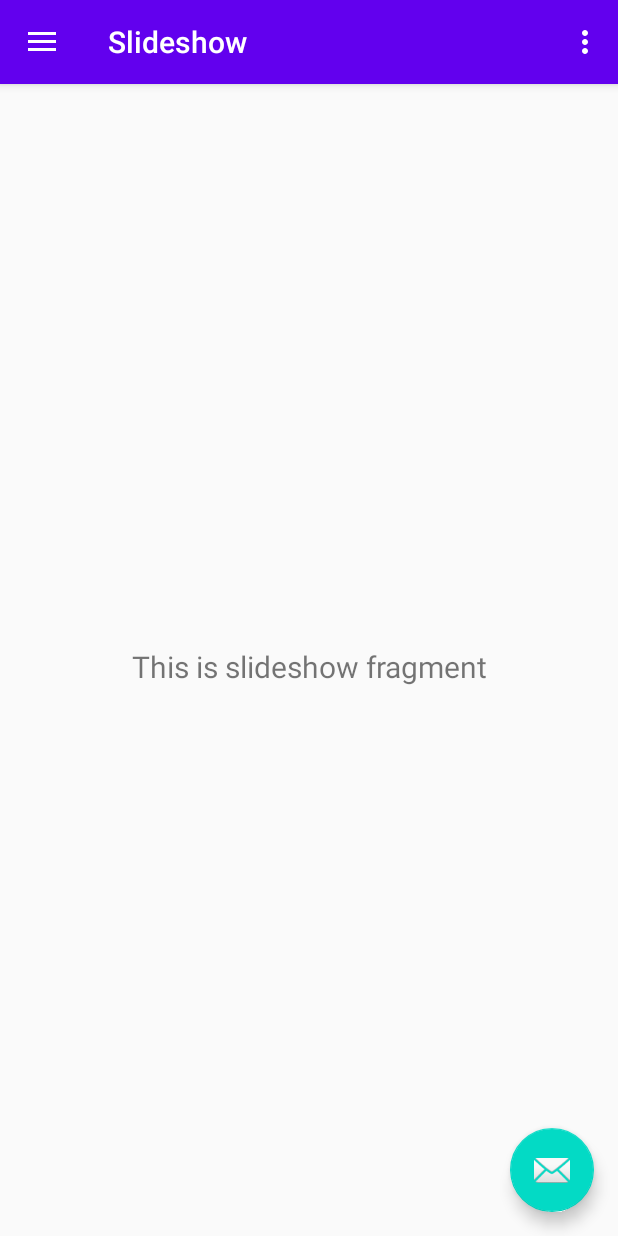
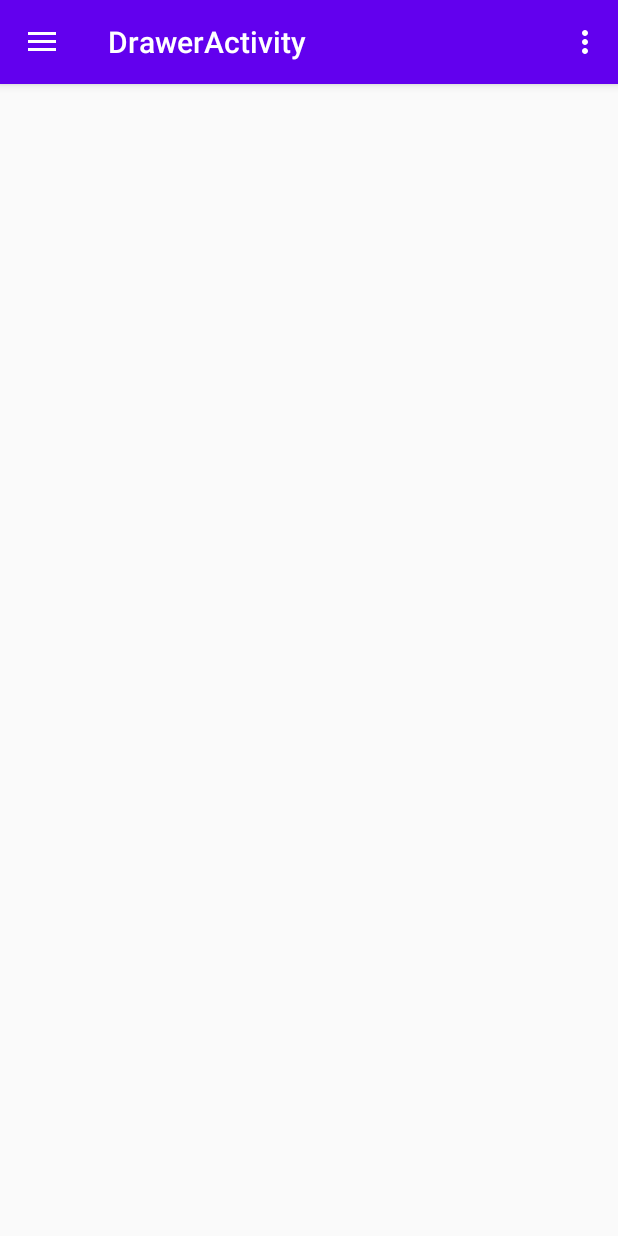
Before and after one commit to DeaconescuLucian/proiectAndroid, an Android app: the DrawerActivity screen opened directly, with no data from a screen before it, in the side drawer, after a tap on "Slideshow", on a phone screen of 412 x 824 dp. Run offline under Robolectric (Android 15) with nearby library versions, the phone set to English and light mode, and no system bars; our stand-ins replace navigation-ui.

Commit message:
hai noroc

```diff
--- a/app/src/main/AndroidManifest.xml
+++ b/app/src/main/AndroidManifest.xml
@@ -13,7 +13,6 @@
             android:name=".DrawerActivity"
             android:label="@string/title_activity_drawer"
             android:theme="@style/AppTheme.NoActionBar"></activity>
-        <activity android:name=".StartActivity" />
         <activity android:name=".AdaugareTimpiAsteptare" />
         <activity android:name=".Adaugare_legaturi_schimbari" />
         <activity android:name=".AdaugareStatie" />
--- a/app/src/main/java/com/example/proiectandroid/DrawerActivity.java
+++ b/app/src/main/java/com/example/proiectandroid/DrawerActivity.java
@@ -1,13 +1,20 @@
 package com.example.proiectandroid;
 
 import android.os.Bundle;
+import android.view.MenuItem;
 import android.view.View;
 import android.view.Menu;
+import android.widget.Toast;
 
 import com.google.android.material.floatingactionbutton.FloatingActionButton;
 import com.google.android.material.snackbar.Snackbar;
 import com.google.android.material.navigation.NavigationView;
 
+import androidx.annotation.NonNull;
+import androidx.appcompat.app.ActionBarDrawerToggle;
+import androidx.core.view.GravityCompat;
+import androidx.fragment.app.Fragment;
+import androidx.fragment.app.FragmentTransaction;
 import androidx.navigation.NavController;
 import androidx.navigation.Navigation;
 import androidx.navigation.ui.AppBarConfiguration;
@@ -16,35 +23,15 @@ import androidx.drawerlayout.widget.DrawerLayout;
 import androidx.appcompat.app.AppCompatActivity;
 import androidx.appcompat.widget.Toolbar;
 
-public class DrawerActivity extends AppCompatActivity {
+public class DrawerActivity extends AppCompatActivity implements NavigationView.OnNavigationItemSelectedListener{
 
-    private AppBarConfiguration mAppBarConfiguration;
+    DrawerLayout drawerLayout;
 
     @Override
     protected void onCreate(Bundle savedInstanceState) {
         super.onCreate(savedInstanceState);
         setContentView(R.layout.activity_drawer);
-        Toolbar toolbar = findViewById(R.id.toolbar);
-        setSupportActionBar(toolbar);
-        FloatingActionButton fab = findViewById(R.id.fab);
-        fab.setOnClickListener(new View.OnClickListener() {
-            @Override
-            public void onClick(View view) {
-                Snackbar.make(view, "Replace with your own action", Snackbar.LENGTH_LONG)
-                        .setAction("Action", null).show();
-            }
-        });
-        DrawerLayout drawer = findViewById(R.id.drawer_layout);
-        NavigationView navigationView = findViewById(R.id.nav_view);
-        // Passing each menu ID as a set of Ids because each
-        // menu should be considered as top level destinations.
-        mAppBarConfiguration = new AppBarConfiguration.Builder(
-                R.id.nav_home, R.id.nav_gallery, R.id.nav_slideshow)
-                .setDrawerLayout(drawer)
-                .build();
-        NavController navController = Navigation.findNavController(this, R.id.nav_host_fragment);
-        NavigationUI.setupActionBarWithNavController(this, navController, mAppBarConfiguration);
-        NavigationUI.setupWithNavController(navigationView, navController);
+        configNavigation();
     }
 
     @Override
@@ -54,10 +41,51 @@ public class DrawerActivity extends AppCompatActivity {
         return true;
     }
 
+    private void configNavigation()
+    {
+        //initializare toolbar
+        Toolbar toolbar=findViewById(R.id.toolbar);
+        setSupportActionBar(toolbar);
+
+        drawerLayout=findViewById(R.id.drawer_layout);
+        //legare meniu cu toolbar
+        ActionBarDrawerToggle actionBar=new ActionBarDrawerToggle(this,drawerLayout,toolbar,R.string.navigation_drawer_open,R.string.navigation_drawer_close) ;
+
+        drawerLayout.addDrawerListener(actionBar);
+
+        NavigationView navigationView=findViewById(R.id.nav_view);
+        navigationView.setNavigationItemSelectedListener(this);
+
+        //sincronizeaza drawer
+        actionBar.syncState();
+
+    }
+    private void changeFragment(Fragment fragment)
+    {
+        FragmentTransaction fragmentTransaction=getSupportFragmentManager().beginTransaction();
+        fragmentTransaction.replace(R.id.nav_host_fragment_container,fragment);
+        fragmentTransaction.commit();
+    }
+
     @Override
-    public boolean onSupportNavigateUp() {
-        NavController navController = Navigation.findNavController(this, R.id.nav_host_fragment);
-        return NavigationUI.navigateUp(navController, mAppBarConfiguration)
-                || super.onSupportNavigateUp();
+    public boolean onNavigationItemSelected(@NonNull MenuItem menuItem) {
+        switch (menuItem.getItemId()) {
+            case R.id.nav_home: {
+                //changeFragment((new HomeFragment()));
+                Toast.makeText(this, "home pressed", Toast.LENGTH_LONG).show();
+                break;
+            }
+            case R.id.nav_gallery: {
+                Toast.makeText(this, "gallery pressed", Toast.LENGTH_LONG).show();
+                break;
+            }
+            case R.id.nav_slideshow: {
+                Toast.makeText(this, "slideshow pressed", Toast.LENGTH_LONG).show();
+                break;
+            }
+
+        }
+        drawerLayout.closeDrawer(GravityCompat.START);
+        return true;
     }
 }
--- a/app/src/main/java/com/example/proiectandroid/ui/home/HomeFragment.java
+++ /dev/null
@@ -1,35 +0,0 @@
-package com.example.proiectandroid.ui.home;
-
-import android.os.Bundle;
-import android.view.LayoutInflater;
-import android.view.View;
-import android.view.ViewGroup;
-import android.widget.TextView;
-
-import androidx.annotation.NonNull;
-import androidx.annotation.Nullable;
-import androidx.fragment.app.Fragment;
-import androidx.lifecycle.Observer;
-import androidx.lifecycle.ViewModelProvider;
-
-import com.example.proiectandroid.R;
-
-public class HomeFragment extends Fragment {
-
-    private HomeViewModel homeViewModel;
-
-    public View onCreateView(@NonNull LayoutInflater inflater,
-                             ViewGroup container, Bundle savedInstanceState) {
-        homeViewModel =
-                new ViewModelProvider(this).get(HomeViewModel.class);
-        View root = inflater.inflate(R.layout.fragment_home, container, false);
-        final TextView textView = root.findViewById(R.id.text_home);
-        homeViewModel.getText().observe(getViewLifecycleOwner(), new Observer<String>() {
-            @Override
-            public void onChanged(@Nullable String s) {
-                textView.setText(s);
-            }
-        });
-        return root;
-    }
-}
--- a/app/src/main/java/com/example/proiectandroid/ui/home/HomeViewModel.java
+++ /dev/null
@@ -1,19 +0,0 @@
-package com.example.proiectandroid.ui.home;
-
-import androidx.lifecycle.LiveData;
-import androidx.lifecycle.MutableLiveData;
-import androidx.lifecycle.ViewModel;
-
-public class HomeViewModel extends ViewModel {
-
-    private MutableLiveData<String> mText;
-
-    public HomeViewModel() {
-        mText = new MutableLiveData<>();
-        mText.setValue("This is home fragment");
-    }
-
-    public LiveData<String> getText() {
-        return mText;
-    }
-}
--- a/app/src/main/java/com/example/proiectandroid/ui/slideshow/SlideshowFragment.java
+++ /dev/null
@@ -1,35 +0,0 @@
-package com.example.proiectandroid.ui.slideshow;
-
-import android.os.Bundle;
-import android.view.LayoutInflater;
-import android.view.View;
-import android.view.ViewGroup;
-import android.widget.TextView;
-
-import androidx.annotation.NonNull;
-import androidx.annotation.Nullable;
-import androidx.fragment.app.Fragment;
-import androidx.lifecycle.Observer;
-import androidx.lifecycle.ViewModelProvider;
-
-import com.example.proiectandroid.R;
-
-public class SlideshowFragment extends Fragment {
-
-    private SlideshowViewModel slideshowViewModel;
-
-    public View onCreateView(@NonNull LayoutInflater inflater,
-                             ViewGroup container, Bundle savedInstanceState) {
-        slideshowViewModel =
-                new ViewModelProvider(this).get(SlideshowViewModel.class);
-        View root = inflater.inflate(R.layout.fragment_slideshow, container, false);
-        final TextView textView = root.findViewById(R.id.text_slideshow);
-        slideshowViewModel.getText().observe(getViewLifecycleOwner(), new Observer<String>() {
-            @Override
-            public void onChanged(@Nullable String s) {
-                textView.setText(s);
-            }
-        });
-        return root;
-    }
-}
--- a/app/src/main/java/com/example/proiectandroid/ui/slideshow/SlideshowViewModel.java
+++ /dev/null
@@ -1,19 +0,0 @@
-package com.example.proiectandroid.ui.slideshow;
-
-import androidx.lifecycle.LiveData;
-import androidx.lifecycle.MutableLiveData;
-import androidx.lifecycle.ViewModel;
-
-public class SlideshowViewModel extends ViewModel {
-
-    private MutableLiveData<String> mText;
-
-    public SlideshowViewModel() {
-        mText = new MutableLiveData<>();
-        mText.setValue("This is slideshow fragment");
-    }
-
-    public LiveData<String> getText() {
-        return mText;
-    }
-}
--- a/app/src/main/res/layout/app_bar_main.xml
+++ b/app/src/main/res/layout/app_bar_main.xml
@@ -22,12 +22,6 @@
 
     <include layout="@layout/content_main" />
 
-    <com.google.android.material.floatingactionbutton.FloatingActionButton
-        android:id="@+id/fab"
-        android:layout_width="wrap_content"
-        android:layout_height="wrap_content"
-        android:layout_gravity="bottom|end"
-        android:layout_margin="@dimen/fab_margin"
-        app:srcCompat="@android:drawable/ic_dialog_email" />
+
 
 </androidx.coordinatorlayout.widget.CoordinatorLayout>
--- a/app/src/main/res/layout/content_main.xml
+++ b/app/src/main/res/layout/content_main.xml
@@ -7,14 +7,5 @@
     app:layout_behavior="@string/appbar_scrolling_view_behavior"
     tools:showIn="@layout/app_bar_main">
 
-    <fragment
-        android:id="@+id/nav_host_fragment"
-        android:name="androidx.navigation.fragment.NavHostFragment"
-        android:layout_width="match_parent"
-        android:layout_height="match_parent"
-        app:defaultNavHost="true"
-        app:layout_constraintLeft_toLeftOf="parent"
-        app:layout_constraintRight_toRightOf="parent"
-        app:layout_constraintTop_toTopOf="parent"
-        app:navGraph="@navigation/mobile_navigation" />
+
 </androidx.constraintlayout.widget.ConstraintLayout>
--- a/app/src/main/res/layout/fragment_slideshow.xml
+++ /dev/null
@@ -1,22 +0,0 @@
-<?xml version="1.0" encoding="utf-8"?>
-<androidx.constraintlayout.widget.ConstraintLayout xmlns:android="http://schemas.android.com/apk/res/android"
-    xmlns:app="http://schemas.android.com/apk/res-auto"
-    xmlns:tools="http://schemas.android.com/tools"
-    android:layout_width="match_parent"
-    android:layout_height="match_parent"
-    tools:context=".ui.slideshow.SlideshowFragment">
-
-    <TextView
-        android:id="@+id/text_slideshow"
-        android:layout_width="match_parent"
-        android:layout_height="wrap_content"
-        android:layout_marginStart="8dp"
-        android:layout_marginTop="8dp"
-        android:layout_marginEnd="8dp"
-        android:textAlignment="center"
-        android:textSize="20sp"
-        app:layout_constraintBottom_toBottomOf="parent"
-        app:layout_constraintEnd_toEndOf="parent"
-        app:layout_constraintStart_toStartOf="parent"
-        app:layout_constraintTop_toTopOf="parent" />
-</androidx.constraintlayout.widget.ConstraintLayout>
--- a/app/src/main/res/navigation/mobile_navigation.xml
+++ /dev/null
@@ -1,25 +0,0 @@
-<?xml version="1.0" encoding="utf-8"?>
-<navigation xmlns:android="http://schemas.android.com/apk/res/android"
-    xmlns:app="http://schemas.android.com/apk/res-auto"
-    xmlns:tools="http://schemas.android.com/tools"
-    android:id="@+id/mobile_navigation"
-    app:startDestination="@+id/nav_home">
-
-    <fragment
-        android:id="@+id/nav_home"
-        android:name="com.example.proiectandroid.ui.home.HomeFragment"
-        android:label="@string/menu_home"
-        tools:layout="@layout/fragment_home" />
-
-    <fragment
-        android:id="@+id/nav_gallery"
-        android:name="com.example.proiectandroid.ui.gallery.GalleryFragment"
-        android:label="@string/menu_gallery"
-        tools:layout="@layout/fragment_gallery" />
-
-    <fragment
-        android:id="@+id/nav_slideshow"
-        android:name="com.example.proiectandroid.ui.slideshow.SlideshowFragment"
-        android:label="@string/menu_slideshow"
-        tools:layout="@layout/fragment_slideshow" />
-</navigation>
```
Also changed, not shown: app/src/main/java/com/example/proiectandroid/MainActivity.java (+9 -1 lines), app/src/main/java/com/example/proiectandroid/ui/gallery/GalleryFragment.java (deleted, +0 -35 lines), app/src/main/java/com/example/proiectandroid/ui/gallery/GalleryViewModel.java (deleted, +0 -19 lines), app/src/main/res/layout/activity_main.xml (+10 -1 lines), app/src/main/res/layout/fragment_gallery.xml (deleted, +0 -22 lines), app/src/main/res/layout/fragment_home.xml (deleted, +0 -22 lines).
